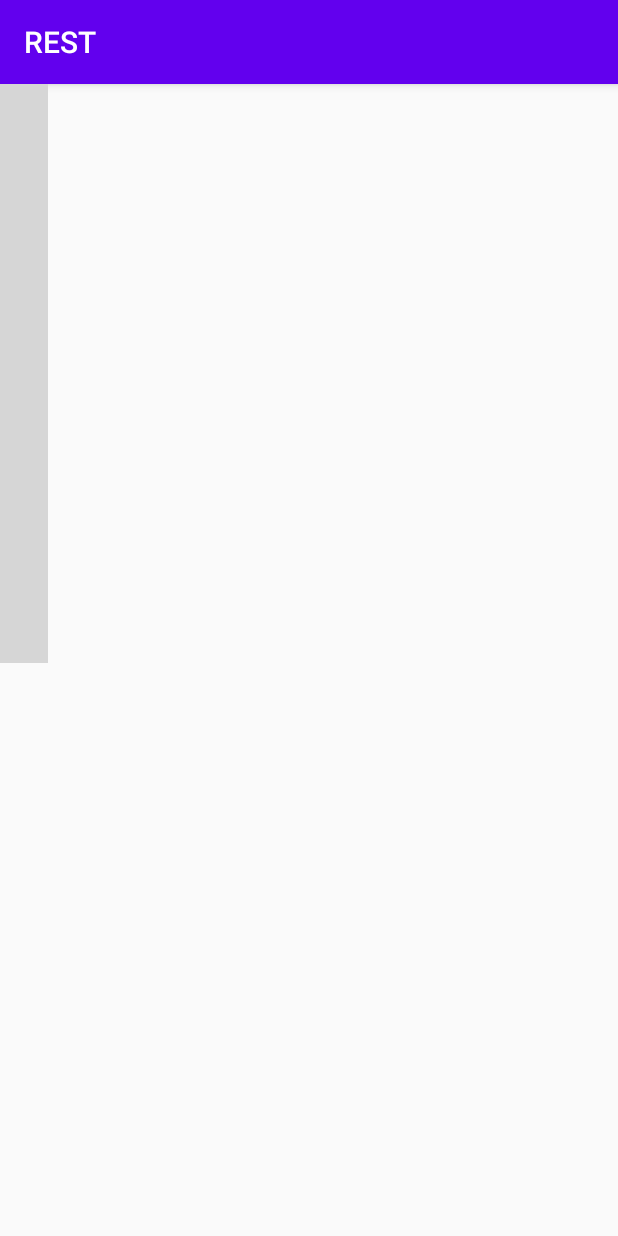
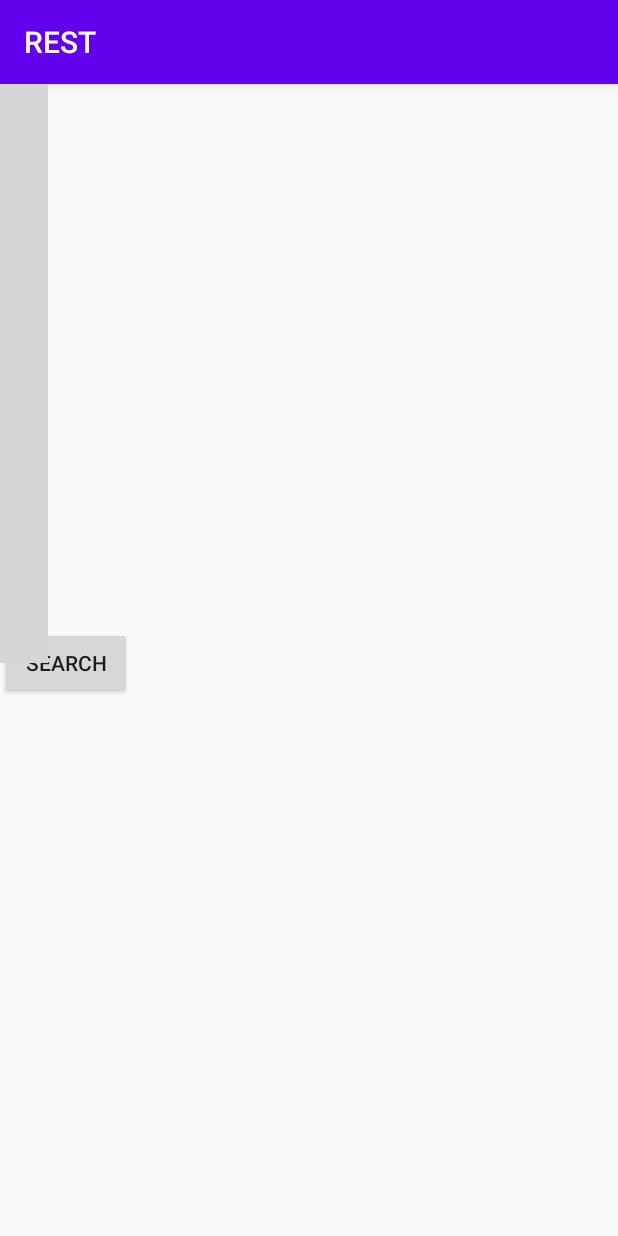
Before and after one commit to eehP/ESMAndroid, an Android app: the SummaryBills screen opened directly, with no data from a screen before it, on a phone screen of 412 x 824 dp. Run offline under Robolectric (Android 15) with nearby library versions, the phone set to English and light mode, and no system bars; libraries missing offline, so code that uses them is left out: de.codecrafters.tableview; plain views replace TableView; 5 statements that could not run were skipped; grey boxes are pictures that could not be loaded.

Commit message:
Add SearchBill and button in SummarryBills

```diff
--- a/app/src/main/AndroidManifest.xml
+++ b/app/src/main/AndroidManifest.xml
@@ -14,6 +14,7 @@
         android:theme="@style/AppTheme">
         <activity android:name=".AddBill"></activity>
         <activity android:name=".SummaryBills"></activity>
+        <activity android:name=".SearchBills"></activity>
         <activity
             android:name=".MainActivity"
             android:label="@string/app_name"
--- a/app/src/main/java/org/libreapps/rest/SummaryBills.java
+++ b/app/src/main/java/org/libreapps/rest/SummaryBills.java
@@ -2,8 +2,11 @@ package org.libreapps.rest;
 
         import androidx.appcompat.app.AppCompatActivity;
 
+        import android.content.Intent;
         import android.graphics.Color;
         import android.os.Bundle;
+        import android.view.View;
+        import android.widget.Button;
 
         import de.codecrafters.tableview.TableView;
         import de.codecrafters.tableview.toolkit.SimpleTableDataAdapter;
@@ -26,5 +29,15 @@ public class SummaryBills extends AppCompatActivity {
         tb.setHeaderBackgroundColor(Color.parseColor("#03DAC5"));
         tb.setHeaderAdapter(new SimpleTableHeaderAdapter(this, tableModel.getProductHeaders()));
         tb.setDataAdapter(new SimpleTableDataAdapter(this, tableModel.getProducts()));
+
+        Button summary = findViewById(R.id.search);
+        summary.setOnClickListener(new View.OnClickListener() {
+            @Override
+            public void onClick(View view) {
+                Intent intent = new Intent(SummaryBills.this, SearchBills.class);
+                startActivity(intent);
+            }
+        });
     }
+
 }
--- a/app/src/main/res/layout/bill_summary.xml
+++ b/app/src/main/res/layout/bill_summary.xml
@@ -13,4 +13,16 @@
         android:layout_height="386dp" >
     </de.codecrafters.tableview.TableView>
 
+    <Button
+        android:id="@+id/search"
+        android:layout_width="wrap_content"
+        android:layout_height="wrap_content"
+        android:layout_marginTop="100dp"
+        android:text="Search"
+        app:layout_anchor="@+id/tableView"
+        app:layout_anchorGravity="bottom|center"
+        app:layout_constraintEnd_toEndOf="parent"
+        app:layout_constraintStart_toStartOf="parent"
+        app:layout_constraintTop_toBottomOf="@+id/add" />
+
 </androidx.coordinatorlayout.widget.CoordinatorLayout>
```
Also changed, not shown: app/src/main/java/org/libreapps/rest/SearchBills.java (added, +30 -0 lines), app/src/main/res/layout/search_summary.xml (added, +14 -0 lines).
